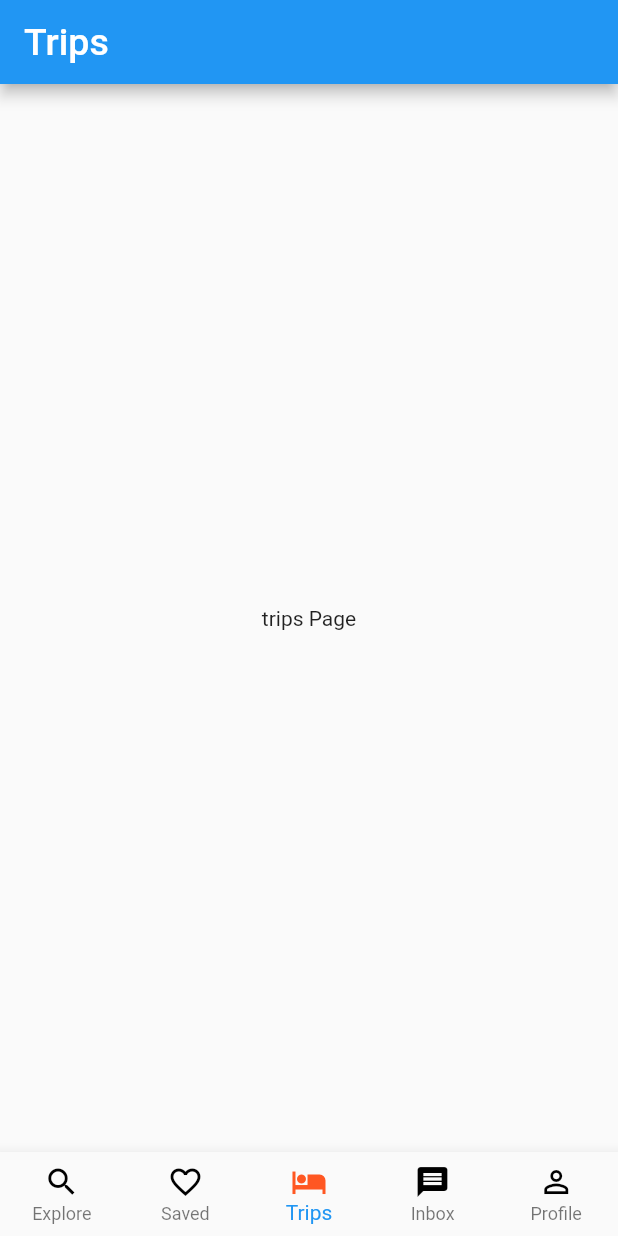
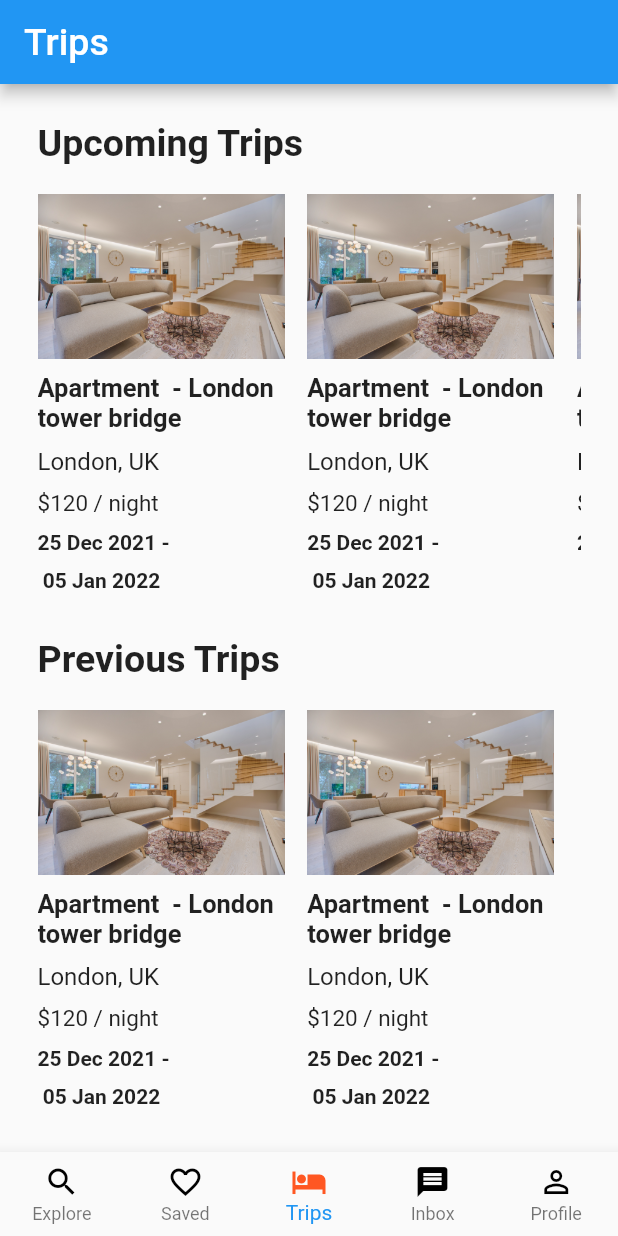
Before and after one commit to sumithpdd/RoomSharing, a Flutter app: the GuestHomePage screen opened by its route, item 3 of the bottom bar chosen, on a phone screen of 412 x 824 dp. Run offline on Flutter 3.47's test engine with Material 2 defaults, Android fonts, the phone set to English and light mode, and no system bars; drawn by our look-alikes of auto_size_text; our stand-ins replace flutter_rating_bar.

Commit message:
Trips page, with trips list and tile

```diff
--- a/room_sharing/lib/Screens/trips_page.dart
+++ b/room_sharing/lib/Screens/trips_page.dart
@@ -1,6 +1,7 @@
 // ignore_for_file: prefer_const_constructors
 
 import 'package:flutter/material.dart';
+import 'package:room_sharing/Views/grid_widgets.dart';
 
 class TripsPage extends StatefulWidget {
   const TripsPage({Key? key}) : super(key: key);
@@ -12,6 +13,61 @@ class TripsPage extends StatefulWidget {
 class _TripsPageState extends State<TripsPage> {
   @override
   Widget build(BuildContext context) {
-    return Center(child: Text('trips Page'));
+    return Padding(
+      padding: const EdgeInsets.fromLTRB(25, 25, 25, 0),
+      child: SingleChildScrollView(
+        child: Column(
+          crossAxisAlignment: CrossAxisAlignment.start,
+          children: [
+            Text(
+              'Upcoming Trips',
+              style: TextStyle(fontWeight: FontWeight.bold, fontSize: 25),
+            ),
+            Padding(
+              padding: const EdgeInsets.only(top: 15.0, bottom: 25.0),
+              child: Container(
+                height: MediaQuery.of(context).size.height / 3,
+                child: ListView.builder(
+                  itemBuilder: (context, index) {
+                    return Padding(
+                      padding: const EdgeInsets.only(right: 15.0),
+                      child: Container(
+                          width: MediaQuery.of(context).size.width /2.5,
+                          child: TripGridTile()),
+                    );
+                  },
+                  itemCount: 3,
+                  scrollDirection: Axis.horizontal,
+                  shrinkWrap: true,
+                ),
+              ),
+            ),
+            Text(
+              'Previous Trips',
+              style: TextStyle(fontWeight: FontWeight.bold, fontSize: 25),
+            ),
+            Padding(
+              padding: const EdgeInsets.only(top: 15.0, bottom: 25.0),
+              child: Container(
+                height: MediaQuery.of(context).size.height / 3,
+                child: ListView.builder(
+                  itemBuilder: (context, index) {
+                    return Padding(
+                      padding: const EdgeInsets.only(right: 15.0),
+                      child: Container(
+                          width: MediaQuery.of(context).size.width /2.5,
+                          child: TripGridTile()),
+                    );
+                  },
+                  itemCount: 2,
+                  scrollDirection: Axis.horizontal,
+                  shrinkWrap: true,
+                ),
+              ),
+            ),
+          ],
+        ),
+      ),
+    );
   }
 }
--- a/room_sharing/lib/Views/grid_widgets.dart
+++ b/room_sharing/lib/Views/grid_widgets.dart
@@ -41,12 +41,75 @@ class _PostingGridTileState extends State<PostingGridTile> {
             fontSize: 16,
           ),
         ),
-        Text('\$120 / night', style: TextStyle(
-          fontSize: 15,
-        ),),
+        Text(
+          '\$120 / night',
+          style: TextStyle(
+            fontSize: 15,
+          ),
+        ),
         StarRating(
             editable: false, initialRating: 3.5, ratingSize: RatingSize.medium),
       ],
     );
   }
 }
+
+class TripGridTile extends StatefulWidget {
+  const TripGridTile({Key? key}) : super(key: key);
+
+  @override
+  _TripGridTileState createState() => _TripGridTileState();
+}
+
+class _TripGridTileState extends State<TripGridTile> {
+  @override
+  Widget build(BuildContext context) {
+    return Column(
+      mainAxisAlignment: MainAxisAlignment.spaceAround,
+      crossAxisAlignment: CrossAxisAlignment.start,
+      children: [
+        AspectRatio(
+          aspectRatio: 3 / 2,
+          child: Container(
+            decoration: BoxDecoration(
+                image: DecorationImage(
+              image: AssetImage('assets/images/apartment.jpg'),
+              fit: BoxFit.fill,
+            )),
+          ),
+        ),
+        AutoSizeText(
+          'Apartment  - London tower bridge',
+          style: TextStyle(
+            fontWeight: FontWeight.bold,
+            fontSize: 17,
+          ),
+        ),
+        AutoSizeText(
+          'London, UK',
+          style: TextStyle(
+            fontSize: 16,
+          ),
+        ),
+        Text(
+          '\$120 / night',
+          style: TextStyle(
+            fontSize: 15,
+          ),
+        ),
+        Text(
+          '25 Dec 2021 - ',
+          style: TextStyle(
+            fontWeight: FontWeight.bold,
+          ),
+        ),
+        Text(
+          ' 05 Jan 2022',
+          style: TextStyle(
+            fontWeight: FontWeight.bold,
+          ),
+        ),
+      ],
+    );
+  }
+}
```
